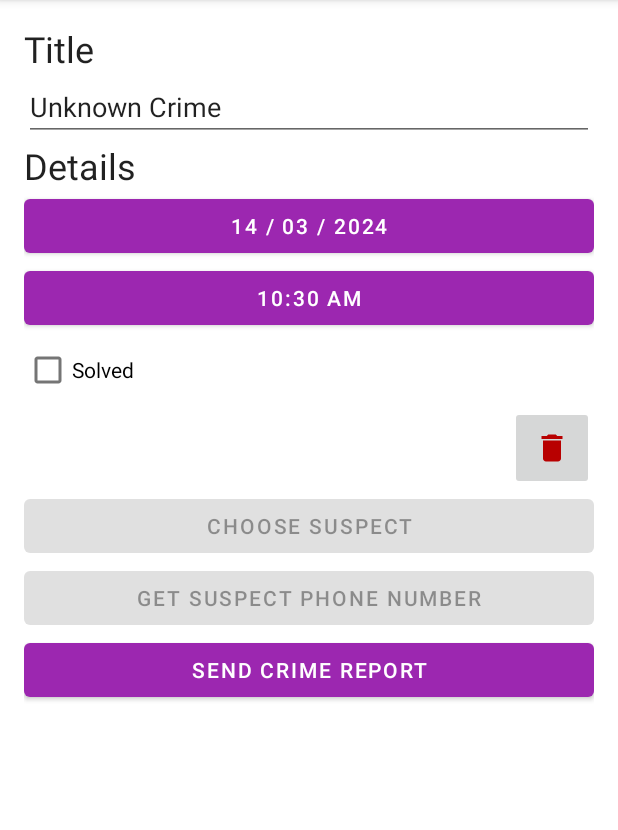
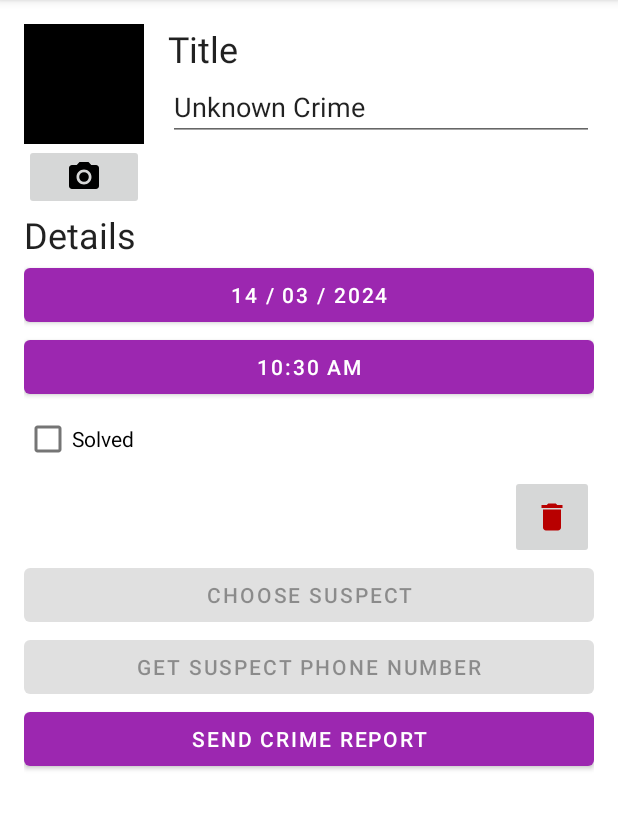
Before and after one commit to Hossam-Elgmmal/Criminal-Intent, an Android app: the screen it shows after launch (MainActivity), after a tap on "New Crime", on a phone screen of 412 x 824 dp, the part 84-914 px from its top. Run offline under Robolectric (Android 15) with nearby library versions, the phone set to English and light mode, and no system bars; our stand-ins replace Room's generated code; 3 statements that could not run were skipped.

```diff
--- a/app/src/main/AndroidManifest.xml
+++ b/app/src/main/AndroidManifest.xml
@@ -23,12 +23,25 @@
                 <category android:name="android.intent.category.LAUNCHER" />
             </intent-filter>
         </activity>
+        <provider
+            android:name="androidx.core.content.FileProvider"
+            android:authorities="com.bignerdranch.android.criminalintent.fileprovider"
+            android:exported="false"
+            android:grantUriPermissions="true">
+            <meta-data
+                android:name="android.support.FILE_PROVIDER_PATHS"
+                android:resource="@xml/files" />
+        </provider>
     </application>
     <queries>
         <intent>
             <action android:name="android.intent.action.PICK" />
             <data android:mimeType="vnd.android.cursor.dir/contact" />
         </intent>
+        <intent>
+            <action android:name="android.media.action.IMAGE_CAPTURE" />
+        </intent>
     </queries>
 
+
 </manifest>
--- a/app/src/main/java/com/bignerdranch/android/criminalintent/Crime.kt
+++ b/app/src/main/java/com/bignerdranch/android/criminalintent/Crime.kt
@@ -14,6 +14,7 @@ data class Crime(
     val isSolved: Boolean,
     val suspect: String = "",
     val suspectId: String = "",
-    val suspectPhoneNumber: String = ""
+    val suspectPhoneNumber: String = "",
+    val photoFileName: String? = null
 
 )
--- a/app/src/main/java/com/bignerdranch/android/criminalintent/CrimeDetailFragment.kt
+++ b/app/src/main/java/com/bignerdranch/android/criminalintent/CrimeDetailFragment.kt
@@ -16,6 +16,7 @@ import androidx.activity.OnBackPressedCallback
 import androidx.activity.result.contract.ActivityResultContracts
 import androidx.core.app.ActivityCompat
 import androidx.core.content.ContextCompat
+import androidx.core.content.FileProvider
 import androidx.core.widget.doOnTextChanged
 import androidx.fragment.app.Fragment
 import androidx.fragment.app.setFragmentResultListener
@@ -28,6 +29,7 @@ import androidx.navigation.fragment.navArgs
 import com.bignerdranch.android.criminalintent.databinding.FragmentCrimeDetailBinding
 import com.google.android.material.snackbar.Snackbar
 import kotlinx.coroutines.launch
+import java.io.File
 import java.util.Date
 
 private const val Date_Format = "EEE, MMM, dd"
@@ -64,6 +66,17 @@ class CrimeDetailFragment : Fragment() {
                 "Got the suspect phone number",
                 Snackbar.LENGTH_SHORT
             ).show()
+        }
+    }
+
+    private var photoName: String? = null
+    private val takePhoto = registerForActivityResult(
+        ActivityResultContracts.TakePicture()
+    ) { didTakePhoto ->
+        if (didTakePhoto && photoName != null) {
+            crimeDetailViewModel.updateCrime { oldCrime ->
+                oldCrime.copy(photoFileName = photoName)
+            }
         }
     }
 
@@ -111,6 +124,26 @@ class CrimeDetailFragment : Fragment() {
                 selectSuspect.contract.createIntent(requireContext(), null)
 
             crimeSuspect.isEnabled = canResolveIntent(selectSuspectIntent)
+
+            crimeCamera.setOnClickListener {
+                photoName = "IMG_${Date()}.JPG"
+                val photoFile = File(requireContext().applicationContext.filesDir, photoName!!)
+                val photoUri = FileProvider.getUriForFile(
+                    requireContext(),
+                    "com.bignerdranch.android.criminalintent.fileprovider",
+                    photoFile
+                )
+                takePhoto.launch(photoUri)
+            }
+            val photoFile = File(requireContext().applicationContext.filesDir, "Name")
+            val photoUri = FileProvider.getUriForFile(
+                requireContext(),
+                "com.bignerdranch.android.criminalintent.fileprovider",
+                photoFile
+            )
+
+            val captureImageIntent = takePhoto.contract.createIntent(requireContext(), photoUri)
+            crimeCamera.isEnabled = canResolveIntent(captureImageIntent)
 
         }
 
--- a/app/src/main/java/com/bignerdranch/android/criminalintent/CrimeRepository.kt
+++ b/app/src/main/java/com/bignerdranch/android/criminalintent/CrimeRepository.kt
@@ -4,6 +4,7 @@ import android.content.Context
 import androidx.room.Room
 import database.CrimeDatabase
 import database.migration_1_2
+import database.migration_2_3
 import kotlinx.coroutines.CoroutineScope
 import kotlinx.coroutines.GlobalScope
 import kotlinx.coroutines.flow.Flow
@@ -23,7 +24,7 @@ class CrimeRepository private constructor(
             CrimeDatabase::class.java,
             DATABASE_NAME
         )
-        .addMigrations(migration_1_2)
+        .addMigrations(migration_1_2, migration_2_3)
         .build()
 
     companion object {
--- a/app/src/main/java/database/CrimeDatabase.kt
+++ b/app/src/main/java/database/CrimeDatabase.kt
@@ -7,12 +7,11 @@ import androidx.room.migration.Migration
 import androidx.sqlite.db.SupportSQLiteDatabase
 import com.bignerdranch.android.criminalintent.Crime
 
-@Database(entities = [Crime::class], version = 2, exportSchema = false)
+@Database(entities = [Crime::class], version = 3, exportSchema = false)
 @TypeConverters(CrimeTypeConverter::class)
 abstract class CrimeDatabase : RoomDatabase() {
 
     abstract fun crimeDao(): CrimeDao
-
 
 }
 
@@ -23,3 +22,10 @@ val migration_1_2 = object : Migration(1, 2) {
         )
     }
 }
+val migration_2_3 = object : Migration(2, 3) {
+    override fun migrate(db: SupportSQLiteDatabase) {
+        db.execSQL(
+            "ALTER TABLE crime ADD COLUMN photoFileName TEXT"
+        )
+    }
+}
--- /dev/null
+++ b/app/src/main/res/drawable/ic_camera.xml
@@ -0,0 +1,16 @@
+<vector xmlns:android="http://schemas.android.com/apk/res/android"
+    android:width="24dp"
+    android:height="24dp"
+    android:tint="#000000"
+    android:viewportWidth="24"
+    android:viewportHeight="24">
+
+    <path
+        android:fillColor="@android:color/white"
+        android:pathData="M12,12m-3.2,0a3.2,3.2 0,1 1,6.4 0a3.2,3.2 0,1 1,-6.4 0" />
+
+    <path
+        android:fillColor="@android:color/white"
+        android:pathData="M9,2L7.17,4L4,4c-1.1,0 -2,0.9 -2,2v12c0,1.1 0.9,2 2,2h16c1.1,0 2,-0.9 2,-2L22,6c0,-1.1 -0.9,-2 -2,-2h-3.17L15,2L9,2zM12,17c-2.76,0 -5,-2.24 -5,-5s2.24,-5 5,-5 5,2.24 5,5 -2.24,5 -5,5z" />
+
+</vector>
--- a/app/src/main/res/layout/fragment_crime_detail.xml
+++ b/app/src/main/res/layout/fragment_crime_detail.xml
@@ -1,17 +1,50 @@
 <?xml version="1.0" encoding="utf-8"?>
 <LinearLayout xmlns:android="http://schemas.android.com/apk/res/android"
+    xmlns:app="http://schemas.android.com/apk/res-auto"
     xmlns:tools="http://schemas.android.com/tools"
-    xmlns:app="http://schemas.android.com/apk/res-auto"
-    android:orientation="vertical"
     android:layout_width="match_parent"
     android:layout_height="match_parent"
-    android:layout_margin="16dp">
+    android:layout_margin="16dp"
+    android:orientation="vertical">
+
+    <LinearLayout
+        android:layout_width="match_parent"
+        android:layout_height="wrap_content"
+        android:orientation="horizontal">
+
+        <LinearLayout
+            android:layout_width="wrap_content"
+            android:layout_height="wrap_content"
+            android:layout_marginEnd="16dp"
+            android:orientation="vertical">
+
+            <ImageView
+                android:id="@+id/crime_photo"
+                android:layout_width="80dp"
+                android:layout_height="80dp"
+                android:background="@color/black"
+                android:cropToPadding="true"
+                android:scaleType="centerInside" />
+
+            <ImageButton
+                android:id="@+id/crime_camera"
+                android:layout_width="match_parent"
+                android:layout_height="wrap_content"
+                android:src="@drawable/ic_camera" />
+        </LinearLayout>
+
+        <LinearLayout
+            android:layout_width="0dp"
+            android:layout_height="wrap_content"
+            android:layout_weight="1"
+            android:orientation="vertical">
+
 
             <TextView
                 android:layout_width="match_parent"
                 android:layout_height="wrap_content"
-        android:textAppearance="?attr/textAppearanceHeadline5"
-        android:text="@string/crime_title_label" />
+                android:text="@string/crime_title_label"
+                android:textAppearance="?attr/textAppearanceHeadline5" />
 
             <EditText
                 android:id="@+id/crime_title"
@@ -19,40 +52,44 @@
                 android:layout_height="wrap_content"
                 android:hint="@string/crime_title_hint"
                 android:importantForAutofill="no"
-        android:inputType="text"/>
+                android:inputType="text" />
+        </LinearLayout>
+
+    </LinearLayout>
 
     <TextView
         android:layout_width="match_parent"
         android:layout_height="wrap_content"
-        android:textAppearance="?attr/textAppearanceHeadline5"
-        android:text="@string/crime_details_label" />
+        android:text="@string/crime_details_label"
+        android:textAppearance="?attr/textAppearanceHeadline5" />
 
     <Button
         android:id="@+id/crime_date"
         android:layout_width="match_parent"
         android:layout_height="wrap_content"
-        tools:text="Wed May 11 2022"/>
+        tools:text="Wed May 11 2022" />
+
     <Button
         android:id="@+id/crime_time"
         android:layout_width="match_parent"
         android:layout_height="wrap_content"
-        tools:text="11:56 AM"/>
+        tools:text="11:56 AM" />
 
     <CheckBox
         android:id="@+id/crime_solved"
         android:layout_width="match_parent"
         android:layout_height="wrap_content"
-        android:text="@string/crime_solved_label"/>
+        android:text="@string/crime_solved_label" />
 
     <ImageButton
         android:id="@+id/delete_button"
         android:layout_width="wrap_content"
         android:layout_height="wrap_content"
+        android:layout_gravity="end"
+        android:contentDescription="@string/delete_crime"
+        android:padding="16dp"
         android:src="@drawable/ic_delete"
-        android:layout_gravity="end"
-        android:padding="16dp"
-        app:tint="@color/red"
-        android:contentDescription="@string/delete_crime" />
+        app:tint="@color/red" />
 
 
     <Button
--- a/app/src/main/res/values/colors.xml
+++ b/app/src/main/res/values/colors.xml
@@ -2,4 +2,5 @@
 <resources>
     <color name="my_light_primary">#9C27B0</color>
     <color name="red">#B80000</color>
+    <color name="black">#000000</color>
 </resources>
--- /dev/null
+++ b/app/src/main/res/xml/files.xml
@@ -0,0 +1,6 @@
+<?xml version="1.0" encoding="utf-8"?>
+<paths>
+    <files-path
+        name="crime_photos"
+        path="." />
+</paths>
```
Lines whose indentation alone changed are shown as unchanged.
